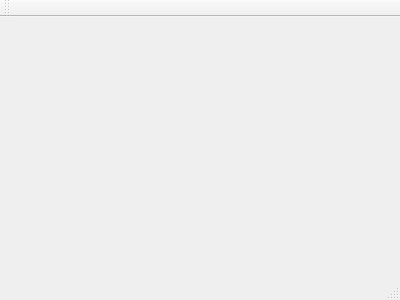
timo1160139211/myQtTraning, file fianl_traning/CashierMS/mainwindow.ui: the form before one commit.
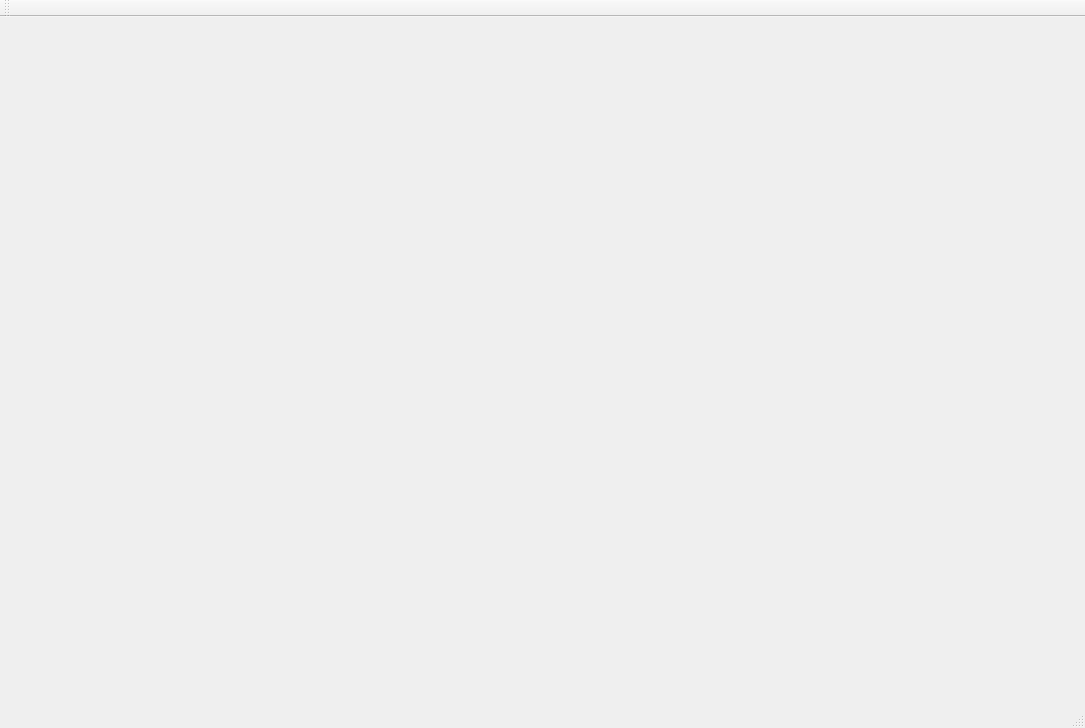
The form after the commit.

Patch:
```diff
--- a/fianl_traning/CashierMS/mainwindow.ui
+++ b/fianl_traning/CashierMS/mainwindow.ui
@@ -1,24 +1,29 @@
 <ui version="4.0">
  <class>MainWindow</class>
- <widget class="QMainWindow" name="MainWindow" >
-  <property name="geometry" >
+ <widget class="QMainWindow" name="MainWindow">
+  <property name="geometry">
    <rect>
     <x>0</x>
     <y>0</y>
-    <width>400</width>
-    <height>300</height>
+    <width>1085</width>
+    <height>728</height>
    </rect>
   </property>
   <property name="windowTitle" >
    <string>MainWindow</string>
   </property>
-  <widget class="QMenuBar" name="menuBar" />
-  <widget class="QToolBar" name="mainToolBar" />
-  <widget class="QWidget" name="centralWidget" />
-  <widget class="QStatusBar" name="statusBar" />
+  <widget class="QWidget" name="centralWidget"/>
+  <widget class="QToolBar" name="mainToolBar">
+   <attribute name="toolBarArea">
+    <enum>TopToolBarArea</enum>
+   </attribute>
+   <attribute name="toolBarBreak">
+    <bool>false</bool>
+   </attribute>
+  </widget>
+  <widget class="QStatusBar" name="statusBar"/>
  </widget>
- <layoutDefault spacing="6" margin="11" />
- <pixmapfunction></pixmapfunction>
+ <layoutdefault spacing="6" margin="11"/>
  <resources/>
  <connections/>
 </ui>
```
Left out of the diff: 3 changed lines with no effect on the pictures.
